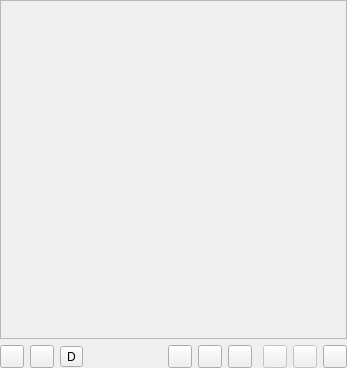
Before: the Qt Designer form ui/playlistpanel.ui in Voker57/qmpdclient, drawn with Qt 5.
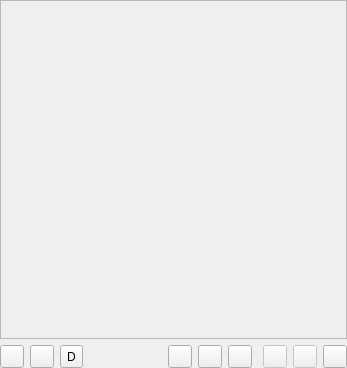
After: the same form once the commit is applied. Custom widgets are drawn as their Qt base class.

Commit message: Fixed icon size

```diff
--- a/ui/playlistpanel.ui
+++ b/ui/playlistpanel.ui
@@ -78,6 +78,18 @@
      </item>
      <item>
       <widget class="QToolButton" name="dynamicButton">
+       <property name="sizePolicy">
+        <sizepolicy hsizetype="Fixed" vsizetype="Minimum">
+         <horstretch>16</horstretch>
+         <verstretch>16</verstretch>
+        </sizepolicy>
+       </property>
+       <property name="minimumSize">
+        <size>
+         <width>16</width>
+         <height>20</height>
+        </size>
+       </property>
        <property name="toolTip">
         <string>Toggle dynamic playlist</string>
        </property>
```
